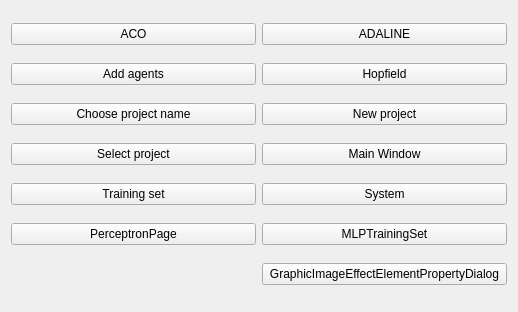
This is prueba_pantallas.ui in varpercl/INSYDE as Qt 5 draws it before an edit. The edited form follows.
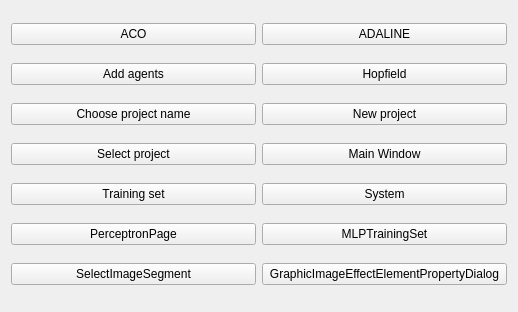
This is the edited form.

```diff
--- a/prueba_pantallas.ui
+++ b/prueba_pantallas.ui
@@ -105,6 +105,13 @@
      </property>
     </widget>
    </item>
+   <item row="7" column="0">
+    <widget class="QPushButton" name="pushButton_3">
+     <property name="text">
+      <string>SelectImageSegment</string>
+     </property>
+    </widget>
+   </item>
   </layout>
  </widget>
  <resources/>
```
